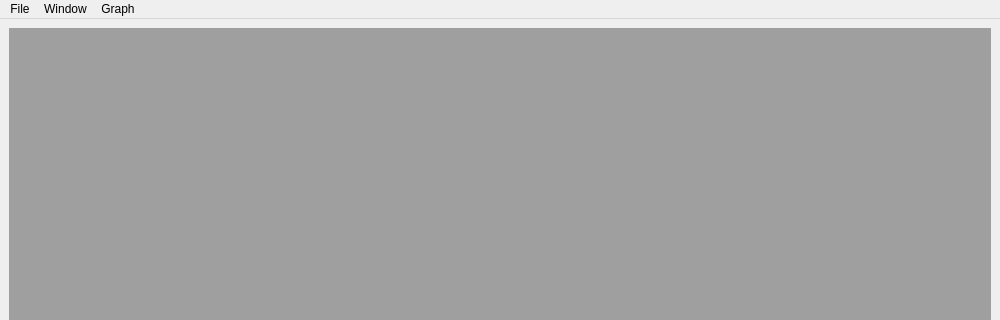
Before: the Qt Designer form hyde/user_interface/main/main.ui in spielman-group/hyde, drawn with Qt 5; both pictures show x 0 to 1000 and y 0 to 320 of the 1000 by 800 pixel window.
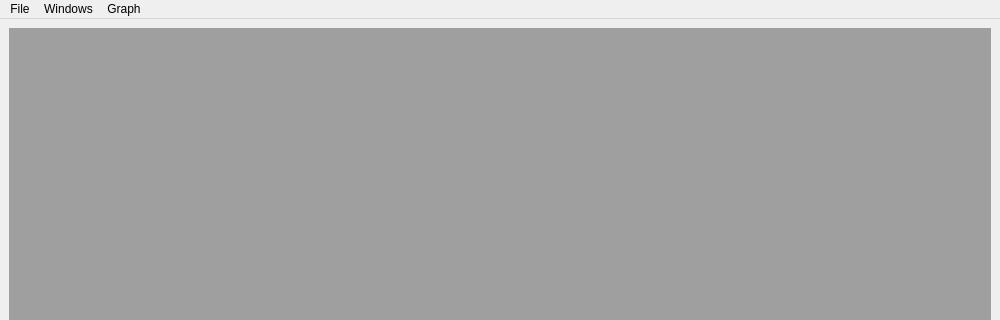
After: the same form once the commit is applied.

Commit message: Managed Process Architecture, Unified Logging, and Observability Window (Phase II completion)

What changed in the file:
```diff
--- a/hyde/user_interface/main/main.ui
+++ b/hyde/user_interface/main/main.ui
@@ -40,7 +40,7 @@
    </widget>
    <widget class="QMenu" name="menuWindow">
     <property name="title">
-     <string>Window</string>
+     <string>Windows</string>
     </property>
     <addaction name="actionNew_Figure"/>
    </widget>
```
Left out of the diff: 6 changed lines with no effect on the pictures. The commit also changes 15 other files.
